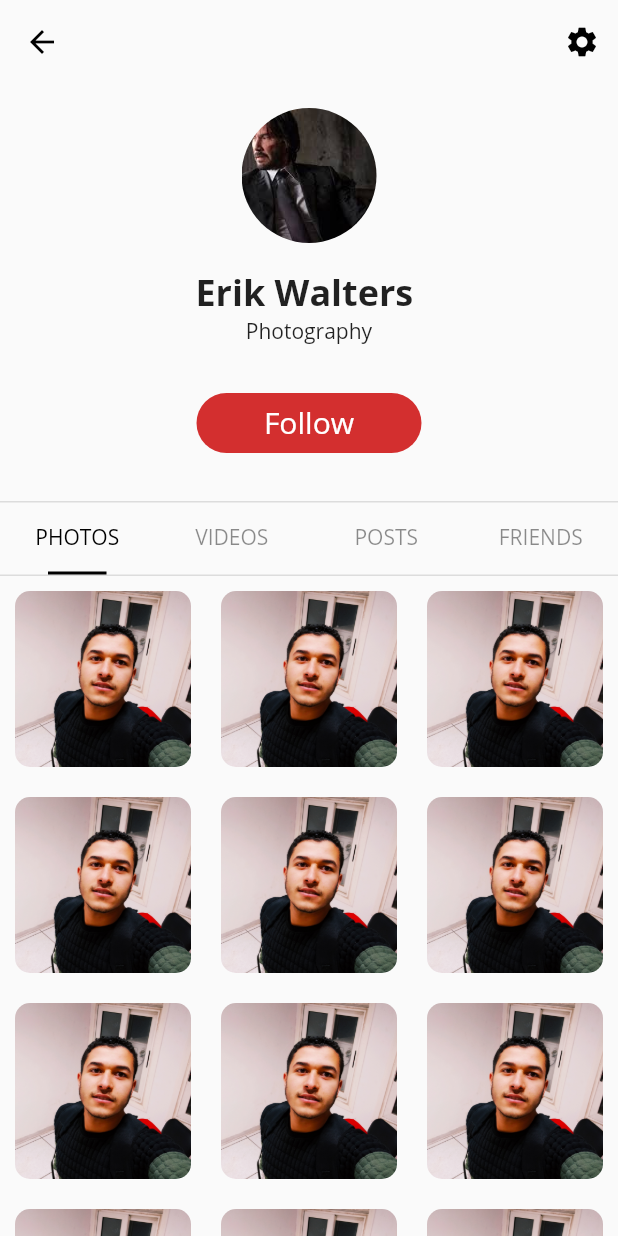
After one commit to Mo-Amer213/profile_app, a Flutter app: the ProfileFive screen opened directly, on a phone screen of 412 x 824 dp. The commit adds this screen. Run offline on Flutter 3.47's test engine with Material 2 defaults, Android fonts, the phone set to English and light mode, and no system bars; our stand-ins replace flutter_custom_clippers, flutter_svg, font_awesome_flutter.

Commit message:
build Profile Five.. very Important file..using GridView.count and Flexible

```diff
--- a/lib/profiles/profile_4/profile_4.dart
+++ b/lib/profiles/profile_4/profile_4.dart
@@ -1,6 +1,7 @@
 import 'package:flutter/material.dart';
 import 'package:profile_app/profiles/profile_4/profile_provider.dart';
 import 'package:profile_app/profiles/profile_4/user.dart';
+import 'package:profile_app/profiles/profile_5/profile_5.dart';
 
 class ProfileFour extends StatefulWidget {
   @override
@@ -156,11 +157,20 @@ class _ProfileFourState extends State<ProfileFour> {
     return Row(
       mainAxisAlignment: MainAxisAlignment.spaceAround,
       children: <Widget>[
-        CircleAvatar(
-          backgroundImage: AssetImage(
-            'assets/images/photo2.jpg',
+        GestureDetector(
+          onTap: (){
+            Navigator.push(context,MaterialPageRoute(
+              builder: (context){
+                return ProfileFive();
+              }
+            ));
+          },
+          child: CircleAvatar(
+            backgroundImage: AssetImage(
+              'assets/images/photo2.jpg',
+            ),
+            radius: 30,
           ),
-          radius: 30,
         ),
         SizedBox(
           width: 16,
--- /dev/null
+++ b/lib/profiles/profile_5/profile_5.dart
@@ -0,0 +1,230 @@
+import 'package:flutter/cupertino.dart';
+import 'package:flutter/material.dart';
+import 'package:flutter/painting.dart';
+import 'package:profile_app/profiles/profile_5/user.dart';
+import 'package:profile_app/profiles/profile_5/profile_provider.dart';
+
+class ProfileFive extends StatefulWidget {
+  @override
+  _ProfileFiveState createState() => _ProfileFiveState();
+}
+
+class _ProfileFiveState extends State<ProfileFive>
+    with SingleTickerProviderStateMixin {
+  Profile profileFive = ProfileProviderFive.getProfile();
+  bool visible = false;
+  TabController tabController;
+
+  @override
+  void initState() {
+    super.initState();
+    tabController = TabController(length: 4, initialIndex: 0, vsync: this);
+
+    Future.delayed(Duration(milliseconds: 300), () {
+      setState(() {
+        visible = true;
+      });
+    });
+  }
+
+  @override
+  Widget build(BuildContext context) {
+    return Theme(
+      data: ThemeData(fontFamily: 'openSan'),
+      child: Scaffold(
+        appBar: buildAppBarProfile5(context),
+        body: Container(
+          width: double.infinity,
+          height: double.infinity,
+          child: Column(
+            mainAxisAlignment: MainAxisAlignment.start,
+            crossAxisAlignment: CrossAxisAlignment.center,
+            children: <Widget>[
+              profileDetails(context),
+              profileContent(context),
+            ],
+          ),
+        ),
+      ),
+    );
+  }
+
+  Widget profileDetails(BuildContext context) {
+    return Column(
+      crossAxisAlignment: CrossAxisAlignment.center,
+      mainAxisAlignment: MainAxisAlignment.center,
+      children: <Widget>[
+        Container(
+          margin: EdgeInsets.all(16),
+          width: 90,
+          height: 90,
+          decoration: BoxDecoration(
+              shape: BoxShape.circle,
+              image: DecorationImage(
+                  image: ExactAssetImage('assets/images/john.jpg'),
+                  fit: BoxFit.cover)),
+        ),
+        Text(
+          profileFive.user.name,
+          style: TextStyle(fontWeight: FontWeight.bold, fontSize: 24),
+        ),
+        Text(profileFive.user.photography),
+        buildFollowBtn(),
+      ],
+    );
+  }
+
+  Widget buildFollowBtn() {
+    return AnimatedPadding(
+      duration: Duration(milliseconds: 100),
+      padding: visible
+          ? const EdgeInsets.symmetric(vertical: 32)
+          : const EdgeInsets.symmetric(vertical: 8),
+      child: SizedBox(
+        width: 150,
+        height: 40,
+        child: RaisedButton(
+          elevation: 0,
+          shape: RoundedRectangleBorder(
+            borderRadius: BorderRadius.all(Radius.circular(30)),
+          ),
+          color: Colors.red.shade700,
+          onPressed: () {},
+          child: Text(
+            'Follow',
+            style: TextStyle(
+                color: Colors.white, fontSize: 20, fontFamily: 'openSan'),
+          ),
+        ),
+      ),
+    );
+  }
+
+  AppBar buildAppBarProfile5(BuildContext context) {
+    return AppBar(
+      elevation: 0,
+      backgroundColor: Colors.transparent,
+      leading: IconButton(
+        icon: Icon(
+          Icons.arrow_back,
+          color: Colors.black,
+        ),
+        onPressed: () {
+          Navigator.of(context).pop();
+        },
+      ),
+      actions: <Widget>[
+        IconButton(
+            icon: Icon(
+              Icons.settings,
+              color: Colors.black,
+            ),
+            onPressed: () {})
+      ],
+    );
+  }
+
+  Widget profileContent(BuildContext context) {
+    return Flexible(
+      child: Column(
+        children: <Widget>[
+          Container(
+            decoration: BoxDecoration(
+                border: Border(
+                    top: BorderSide(color: Colors.black12),
+                    bottom: BorderSide(color: Colors.black12))),
+            child: TabBar(
+              unselectedLabelColor: Colors.black45,
+              indicatorWeight: 2,
+              indicatorPadding: EdgeInsets.symmetric(horizontal: 32),
+              labelColor: Colors.black,
+              indicatorColor: Colors.black,
+              controller: tabController,
+              tabs: <Widget>[
+                Tab(
+                  text: 'photos'.toUpperCase(),
+                ),
+                Tab(
+                  text: 'videos'.toUpperCase(),
+                ),
+                Tab(
+                  text: 'posts'.toUpperCase(),
+                ),
+                Tab(
+                  text: 'friends'.toUpperCase(),
+                ),
+              ],
+            ),
+          ),
+          Flexible(
+            // using Flexible here is required for TabBarView to extend and take all the
+            // available space  remained from the parent Widget
+            child: TabBarView(controller: tabController, children: [
+              _photos(context),
+              _videos(),
+              friends(),
+              posts(),
+            ]),
+          )
+        ],
+      ),
+    );
+  }
+
+  Widget _photos(BuildContext context) {
+    return GridView.count(
+      crossAxisCount: 3,
+      children: ProfileProviderFive.photos().map( (photo) {
+        return Container(
+          decoration: BoxDecoration(
+            image: DecorationImage(image:ExactAssetImage('assets/images/photo2.jpg'),fit: BoxFit.cover),
+            borderRadius:BorderRadius.all(Radius.circular(10),),
+          ),
+          margin: EdgeInsets.all(10),
+
+        );
+      }).toList(),
+    );
+  }
+
+  Widget _videos() {
+    return GridView.count(
+      crossAxisCount: 3,
+      children: ProfileProviderFive.friends().map((friend) {
+        return Container(
+          child: Text('Widget ua_amer '),
+        );
+      }).toList(),
+    );
+  }
+
+  Widget posts() {
+    return Container();
+  }
+
+  Widget friends() {
+    return Container();
+  }
+
+  GridView usingGridViewOld() {
+    return GridView.builder(
+      gridDelegate: SliverGridDelegateWithFixedCrossAxisCount(
+        crossAxisCount: 3,
+      ),
+      itemBuilder: (context, index) {
+        return Container(
+          decoration: BoxDecoration(
+              image: DecorationImage(
+                  image: ExactAssetImage('assets/images/photo2.jpg')),
+              borderRadius: BorderRadius.all(Radius.circular(8))),
+//          margin: EdgeInsets.all(10),
+          child: Image.asset(
+            'assets/images/john.jpg',
+            fit: BoxFit.cover,
+          ),
+        );
+      },
+      itemCount: 12,
+    );
+  }
+}
--- /dev/null
+++ b/lib/profiles/profile_5/profile_provider.dart
@@ -0,0 +1,35 @@
+import 'user.dart';
+
+class ProfileProviderFive {
+  static Profile getProfile() {
+    return Profile(
+      user: User(
+          photography: 'Photography',
+          name: 'Erik Walters ',
+          address: '213-Tanta-Egypt',
+          about: " We’re also busy preparing scripts for the next two "
+              "installments of our John Wick action franchise with John Wick 4 slated to hit "
+              "theatres Memorial Day weekend 2022,installments of our John Wick action  "
+      ),
+      follower: 200,
+      following: 450,
+      friends: 150,
+    );
+  }
+//this methods is just used for the Demo Version of this App
+
+static List<String> photos(){
+    return List.generate(15, (index) => 'assets/images/photo1.jpg');
+}
+
+  static List<String> videos(){
+    return List.generate(15, (index) => 'assets/images/photo1.jpg');
+  }
+  static List<String> friends(){
+    return List.generate(15, (index) => 'assets/images/photo1.jpg');
+  }
+  static List<String> posts(){
+    return List.generate(15, (index) => 'assets/images/photo1.jpg');
+  }
+
+}
--- /dev/null
+++ b/lib/profiles/profile_5/user.dart
@@ -0,0 +1,11 @@
+import 'package:flutter/material.dart';
+class User {
+  String name, address, about,photography;
+  User({this.name,this.address,this.about,this.photography});
+}
+
+class Profile{
+  User user;
+  int follower,following,friends;
+  Profile({this.user,this.follower,this.following,this.friends});
+}
```
